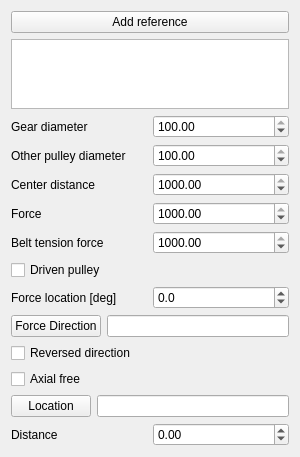
Old version of the form src/Mod/Fem/Gui/TaskFemConstraintBearing.ui in the repository southseact-3d/fcd.
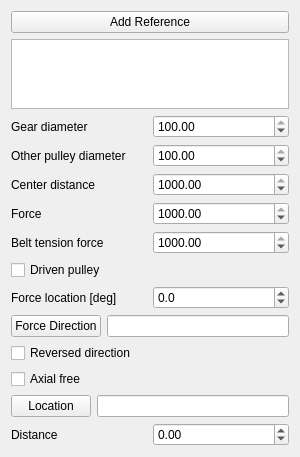
New version of the form.

The edit to the form file:
```diff
--- a/src/Mod/Fem/Gui/TaskFemConstraintBearing.ui
+++ b/src/Mod/Fem/Gui/TaskFemConstraintBearing.ui
@@ -17,7 +17,7 @@
    <item>
     <widget class="QPushButton" name="buttonReference">
      <property name="text">
-      <string>Add reference</string>
+      <string>Add Reference</string>
      </property>
     </widget>
    </item>
```
